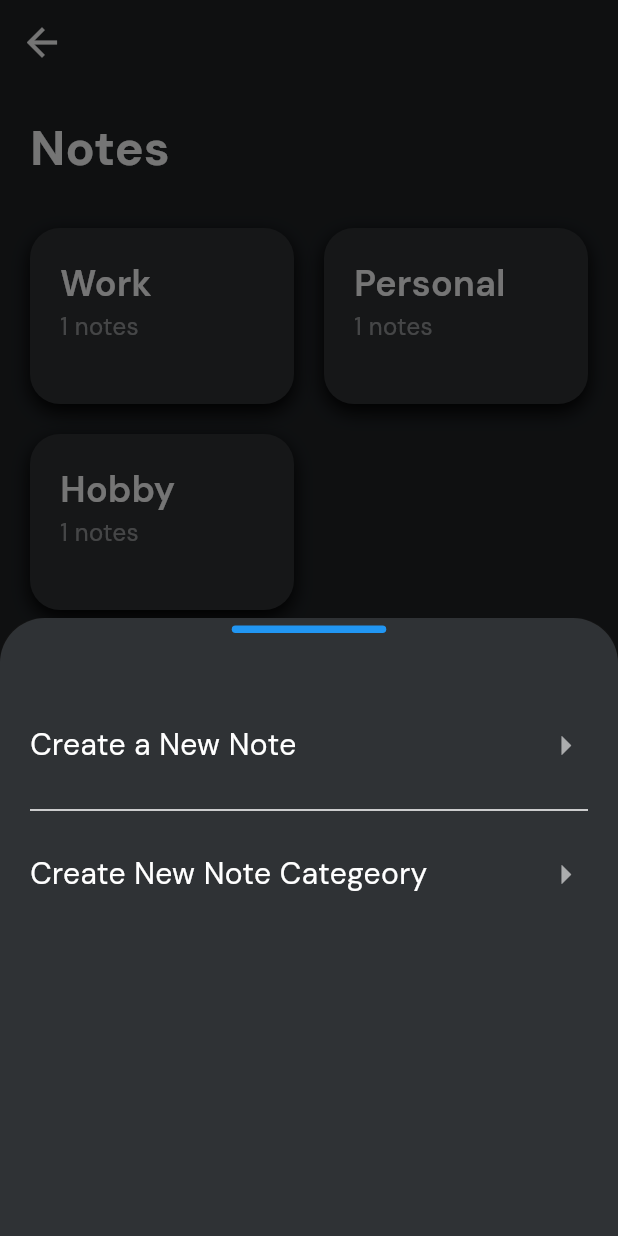
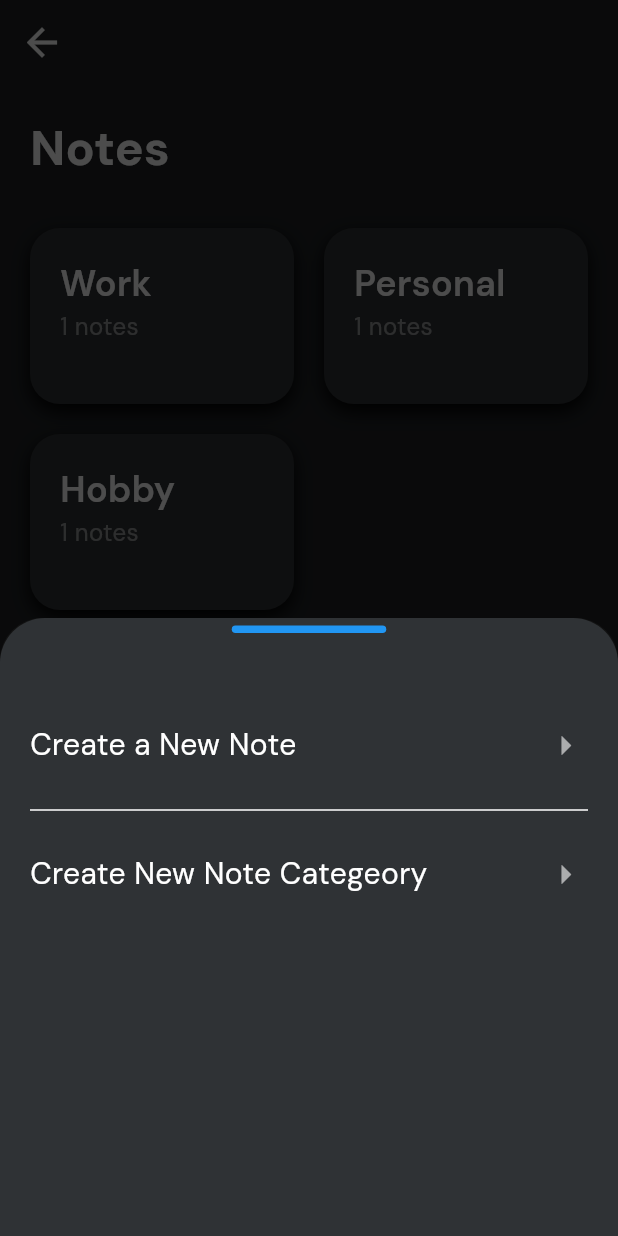
Before and after one commit to THARINDUnirmal/notes-sphere, a Flutter app: the NotesScreen screen opened by its route, after a tap on the "add" icon, on a phone screen of 412 x 824 dp. Run offline on Flutter 3.47's test engine with Material 3 defaults, Android fonts, the phone set to English and light mode, and no system bars; our stand-ins replace go_router, google_fonts, hive, hive_flutter; accounts and stored records are empty.

Commit message:
bottom sheet navigations implement

```diff
--- a/lib/screens/notes_screen.dart
+++ b/lib/screens/notes_screen.dart
@@ -55,9 +55,10 @@ class _NotesScreenState extends State<NotesScreen> {
   //bottome sheet
   void openBottomSheet() {
     showModalBottomSheet(
+      barrierColor: Colors.black.withOpacity(0.7),
       context: context,
       builder: (context) {
-        return InputBottomSheetWidget();
+        return const InputBottomSheetWidget();
       },
     );
   }
--- a/lib/utils/routers/app_routers.dart
+++ b/lib/utils/routers/app_routers.dart
@@ -2,6 +2,7 @@ import 'package:flutter/material.dart';
 import 'package:go_router/go_router.dart';
 import 'package:notes_sphere/screens/all_notes_list_screen.dart';
 import 'package:notes_sphere/screens/home_screen.dart';
+import 'package:notes_sphere/screens/note_add_screen.dart';
 import 'package:notes_sphere/screens/notes_screen.dart';
 
 class AppRouters {
@@ -30,6 +31,13 @@ class AppRouters {
           final String catergeory = state.extra as String;
           return AllNotesListScreen(category: catergeory);
         },
+      ),
+      GoRoute(
+        path: "/new-note-addedPage",
+        builder: (context, state) {
+          final bool isNewCategeory = state.extra as bool;
+          return NoteAddScreen(isNewCategery: isNewCategeory);
+        },
       )
     ],
   );
--- a/lib/widgets/input_bottom_sheet_widget.dart
+++ b/lib/widgets/input_bottom_sheet_widget.dart
@@ -2,9 +2,12 @@ import 'package:flutter/material.dart';
 import 'package:notes_sphere/utils/app_constants.dart';
 import 'package:notes_sphere/utils/app_text_styles.dart';
 import 'package:notes_sphere/utils/colors.dart';
+import 'package:notes_sphere/utils/routers/app_routers.dart';
 
 class InputBottomSheetWidget extends StatefulWidget {
-  const InputBottomSheetWidget({super.key});
+  const InputBottomSheetWidget({
+    super.key,
+  });
 
   @override
   State<InputBottomSheetWidget> createState() => _InputBottomSheetWidgetState();
@@ -46,7 +49,12 @@ class _InputBottomSheetWidgetState extends State<InputBottomSheetWidget> {
           const SizedBox(
             height: AppConstants.kDefaultPdding * 3,
           ),
-          Row(
+          GestureDetector(
+            onTap: () {
+              Navigator.pop(context);
+              AppRouters.appRoute.push("/new-note-addedPage", extra: false);
+            },
+            child: Row(
               children: [
                 Text(
                   "Create a New Note",
@@ -60,6 +68,7 @@ class _InputBottomSheetWidgetState extends State<InputBottomSheetWidget> {
                 ),
               ],
             ),
+          ),
           const SizedBox(
             height: 20,
           ),
@@ -69,7 +78,12 @@ class _InputBottomSheetWidgetState extends State<InputBottomSheetWidget> {
           const SizedBox(
             height: 20,
           ),
-          Row(
+          GestureDetector(
+            onTap: () {
+              Navigator.pop(context);
+              AppRouters.appRoute.push("/new-note-addedPage", extra: true);
+            },
+            child: Row(
               children: [
                 Text(
                   "Create New Note Categeory",
@@ -82,6 +96,7 @@ class _InputBottomSheetWidgetState extends State<InputBottomSheetWidget> {
                   color: AppColor.kWhiteColor.withOpacity(0.6),
                 ),
               ],
+            ),
           )
         ],
       ),
```
Also changed, not shown: lib/screens/note_add_screen.dart (added, +24 -0 lines). Lines whose indentation alone changed are shown as unchanged.
